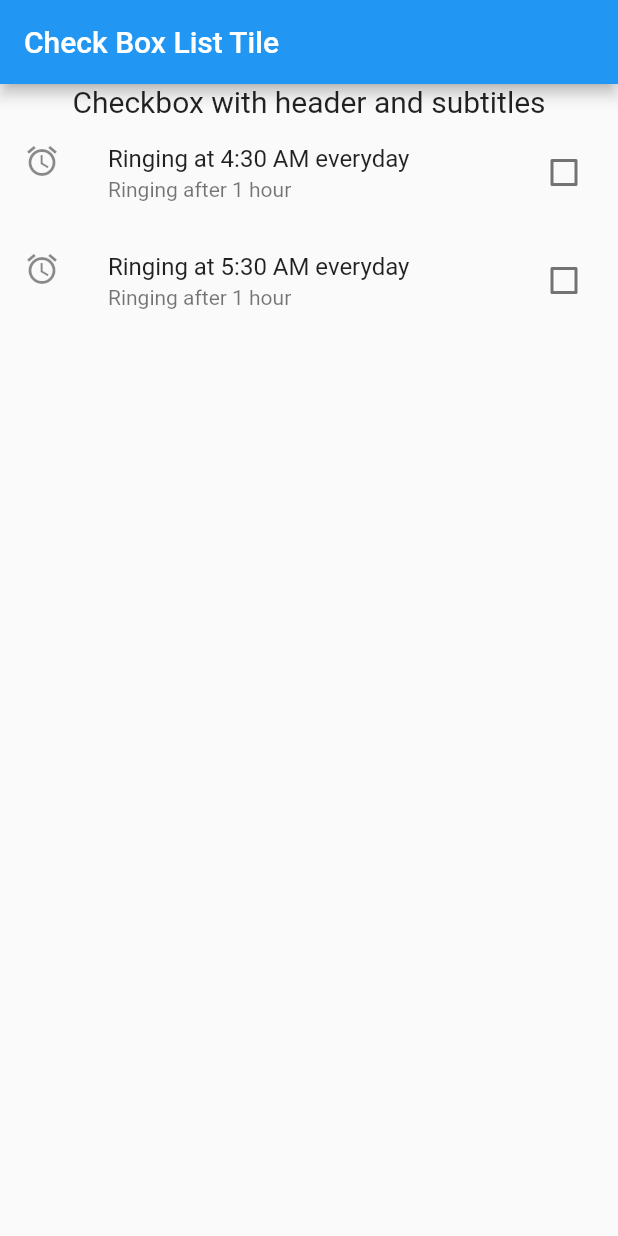
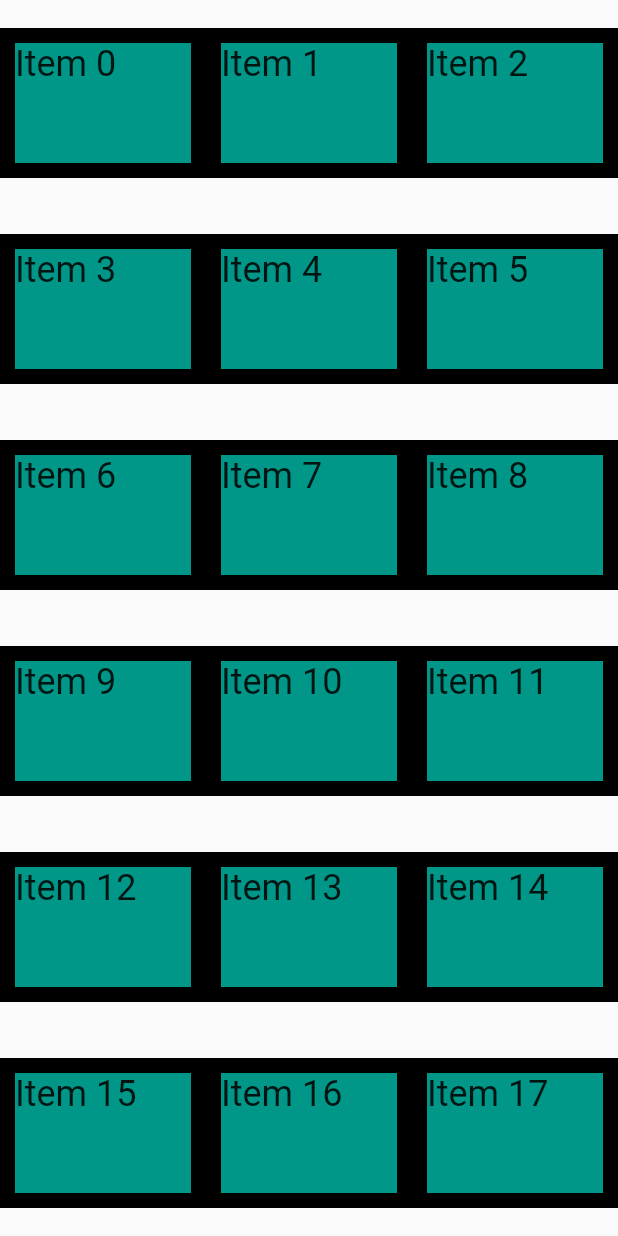
Before and after one commit to sadiksha1000/Column, a Flutter app: the screen it shows after launch, on a phone screen of 412 x 824 dp. Run offline on Flutter 3.47's test engine with Material 2 defaults, Android fonts, the phone set to English and light mode, and no system bars; our stand-ins replace fluttertoast, form_field_validator.

Commit message:
Navigation, ListView, GridView

```diff
--- /dev/null
+++ b/column_example/lib/gridview.dart
@@ -0,0 +1,30 @@
+import 'package:flutter/material.dart';
+
+class MyGrid extends StatelessWidget {
+  const MyGrid({Key? key}) : super(key: key);
+
+  @override
+  Widget build(BuildContext context) {
+    return Scaffold(
+      body: GridView.count(
+        crossAxisCount: 3,
+        children: List.generate(100, (index) {
+          return Center(
+            child: Container(
+              width: 200,
+              height: 100,
+              decoration: BoxDecoration(
+                color: Colors.teal,
+                border: Border.all(width: 10, color: Colors.black),
+              ),
+              child: Text(
+                'Item $index',
+                style: Theme.of(context).textTheme.headline5,
+              ),
+            ),
+          );
+        }),
+      ),
+    );
+  }
+}
--- a/column_example/lib/main.dart
+++ b/column_example/lib/main.dart
@@ -1,9 +1,12 @@
 // import 'package:column_example/column.dart';
 // import 'package:column_example/custom.dart';
 // import 'package:column_example/task.dart';
+import 'package:column_example/basic.dart';
 import 'package:column_example/button.dart';
 import 'package:column_example/calculate.dart';
 import 'package:column_example/calculator.dart';
+import 'package:column_example/fscreen.dart';
+import 'package:column_example/gridview.dart';
 import 'package:column_example/stateful.dart';
 import 'package:flutter/material.dart';
 import 'package:column_example/stack.dart';
@@ -18,7 +21,11 @@ import 'package:column_example/snackbar.dart';
 import 'package:column_example/alertexample.dart';
 import 'package:column_example/checkbox.dart';
 import 'package:column_example/checkboxlisttile.dart';
-
+import 'package:column_example/fscreen.dart';
+import 'package:column_example/secscreen.dart';
+import 'package:column_example/tscreen.dart';
+import './basic.dart';
+import './longlist.dart';
 import 'myappbar.dart';
 
 void main() {
@@ -32,7 +39,17 @@ class MyApp extends StatelessWidget {
   Widget build(BuildContext context) {
     return MaterialApp(
       title: 'Column Example',
-      home: CheckBoxListtile(),
+      // home: LongList(
+      //   products: List.generate(200, (index) => 'product $index'),
+      // ),
+      home: MyGrid(),
+      routes: {
+        // '/': (context) => FirstScreen(),
+        '/first-screen': (context) => FirstScreen(),
+        '/second-screen': (context) => SecondScreen(),
+        // '/third-screen': (context) => ThirdScreen(name: 'Hiii'),
+      },
+      // initialRoute: '/first-screen',
     );
   }
 }
--- /dev/null
+++ b/column_example/lib/person.dart
@@ -0,0 +1,6 @@
+class Person {
+  String? fname;
+  String? lname;
+
+  Person({this.fname, this.lname});
+}
--- a/column_example/pubspec.yaml
+++ b/column_example/pubspec.yaml
@@ -34,6 +34,7 @@ dependencies:
   # Use with the CupertinoIcons class for iOS style icons.
   cupertino_icons: ^1.0.2
   fluttertoast: ^8.0.8
+  form_field_validator: ^1.1.0
 
 dev_dependencies:
   flutter_test:
```
Also changed, not shown: column_example/lib/basic.dart (added, +33 -0 lines), column_example/lib/fscreen.dart (added, +130 -0 lines), column_example/lib/longlist.dart (added, +41 -0 lines), column_example/lib/secscreen.dart (added, +69 -0 lines), column_example/lib/tscreen.dart (added, +26 -0 lines), column_example/pubspec.lock.
